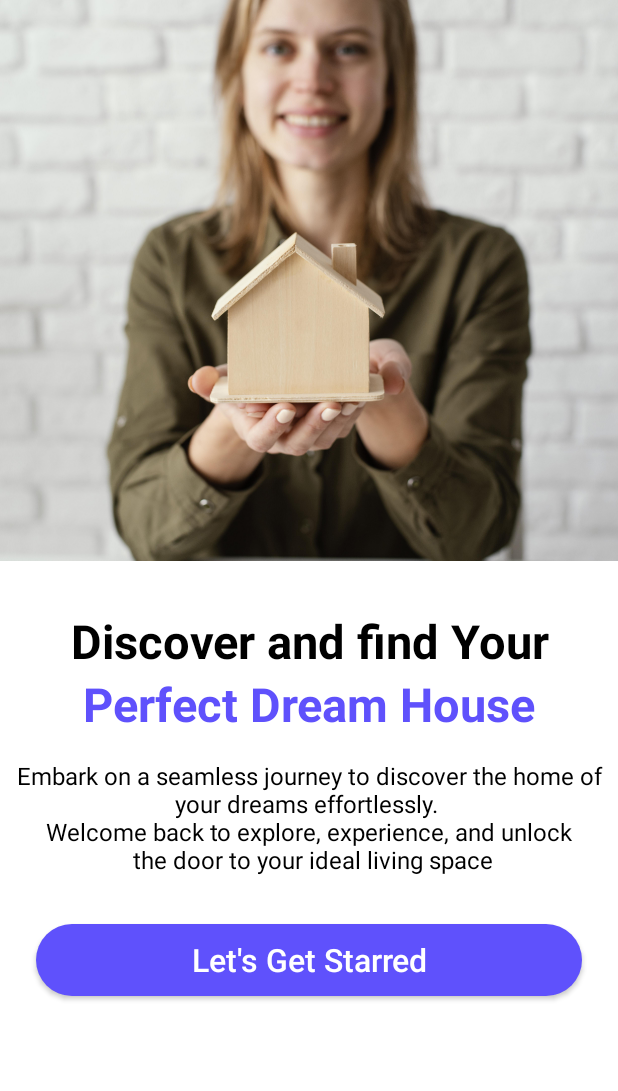
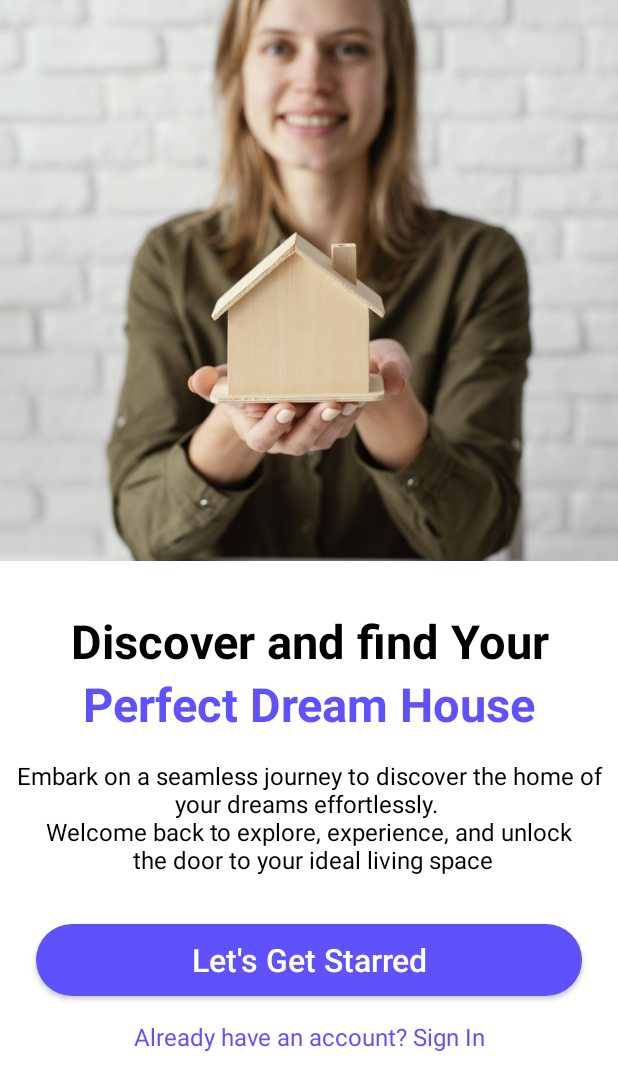
Before and after one commit to teyleam/BookingApp, an Android app: the screen it shows after launch (MainActivity), on a phone screen of 412 x 824 dp. Shown: the top 1091 px of the screen. Run offline under Robolectric (Android 15) with nearby library versions, the phone set to English and light mode, and no system bars.

Commit message:
finish UI Activity_main

```diff
--- a/app/src/main/res/layout/activity_main.xml
+++ b/app/src/main/res/layout/activity_main.xml
@@ -55,7 +55,7 @@ Welcome back to explore, experience, and unlock \n the door to your ideal living
                 android:layout_marginTop="16dp"/>
 
             <androidx.appcompat.widget.AppCompatButton
-                android:id="@+id/button"
+                android:id="@+id/introBtn"
                 style="@style/Widget.AppCompat.Button"
                 android:layout_width="match_parent"
                 android:layout_height="wrap_content"
@@ -72,8 +72,11 @@ Welcome back to explore, experience, and unlock \n the door to your ideal living
                 android:id="@+id/textView4"
                 android:layout_width="match_parent"
                 android:layout_height="wrap_content"
-                android:text="TextView"
-                android:textColor="@color/white" />
+                android:layout_marginTop="16dp"
+                android:text="Already have an account? Sign In"
+                android:textColor="@color/blue"
+                android:textAlignment="center"
+                android:textSize="16sp"/>
         </LinearLayout>
     </ScrollView>
 
```
